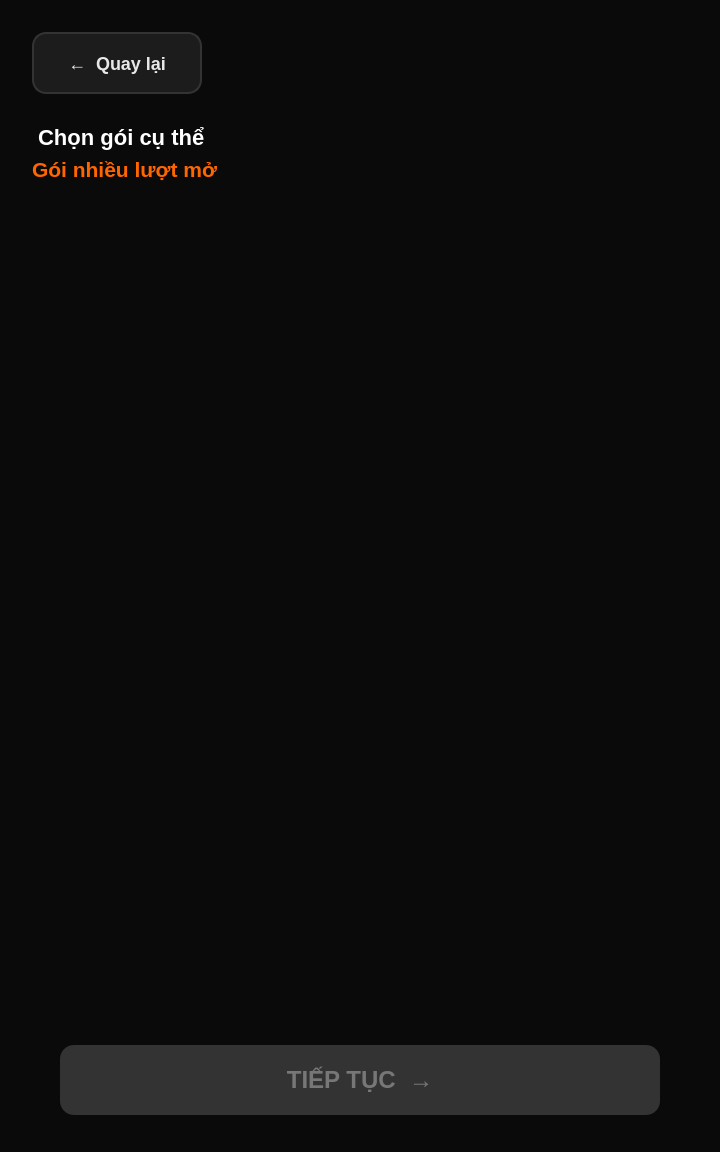
nhatbx4002/SmartBox, file raspi_app/ui/RentPlanOptions.ui: the form before one commit.
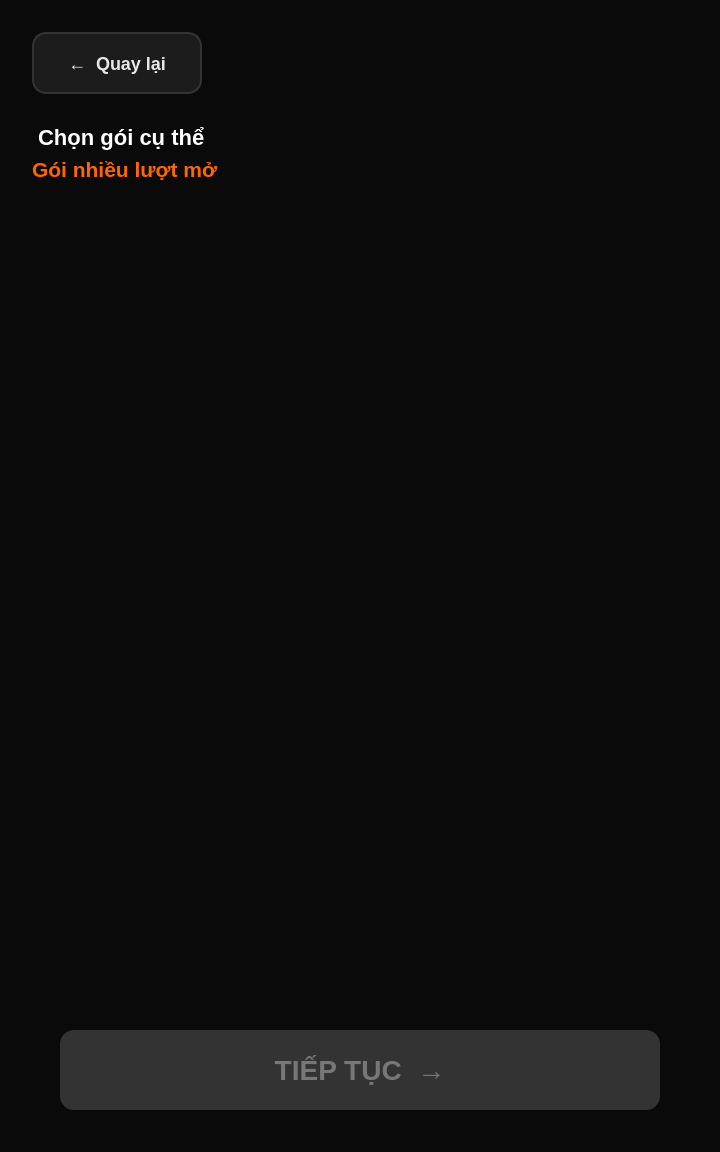
The form after the commit.

Patch:
```diff
--- a/raspi_app/ui/RentPlanOptions.ui
+++ b/raspi_app/ui/RentPlanOptions.ui
@@ -138,9 +138,9 @@
    <property name="geometry">
     <rect>
      <x>60</x>
-     <y>1045</y>
+     <y>1030</y>
      <width>600</width>
-     <height>70</height>
+     <height>80</height>
     </rect>
    </property>
    <property name="styleSheet">
@@ -149,7 +149,7 @@
     border: none;
     border-radius: 14px;
     color: #1A1A1A;
-    font-size: 24px;
+    font-size: 28px;
     font-weight: bold;
 }
 QPushButton#btnContinue:disabled {
```
